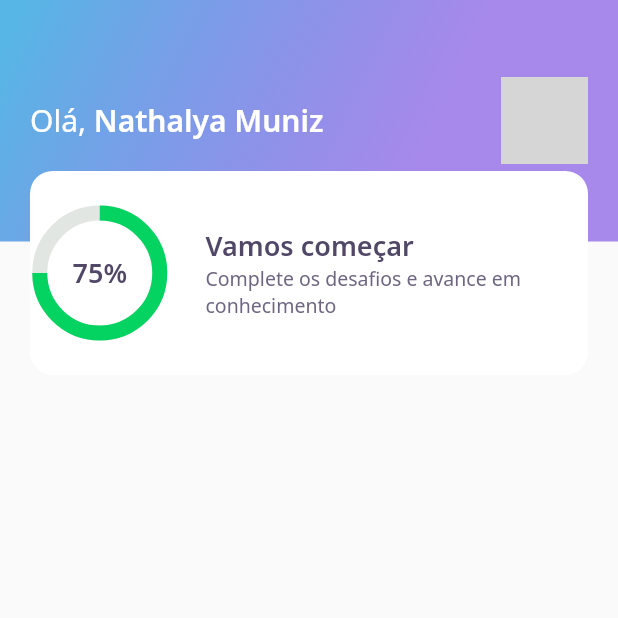
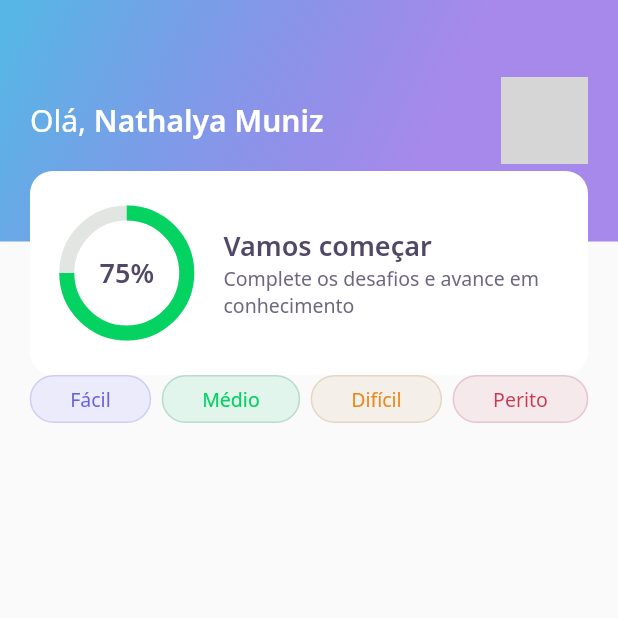
Before and after one commit to nnmuniz/devquiz, a Flutter app: the screen it shows after launch, on a phone screen of 412 x 824 dp, the top half of it. Run offline on Flutter 3.47's test engine with Material 2 defaults, Android fonts, the phone set to English and light mode, and no system bars; our stand-ins replace google_fonts; network calls fail; grey boxes are pictures that could not be loaded.

Commit message:
add all level buttons

```diff
--- a/lib/home/home_page.dart
+++ b/lib/home/home_page.dart
@@ -1,4 +1,5 @@
 import 'package:devquiz/home/widgets/appbar/app_bar_widget.dart';
+import 'package:devquiz/home/widgets/level_button/level_button_widget.dart';
 import 'package:flutter/material.dart';
 
 class HomePage extends StatefulWidget {
@@ -12,7 +13,28 @@
   @override
   Widget build(BuildContext context) {
     return Scaffold(
-      appBar: AppBarWidget(),
-    );
+        appBar: AppBarWidget(),
+        body: Padding(
+          padding: const EdgeInsets.symmetric(
+              horizontal:
+                  19.8), // ajustar o correto é 20 mas está transbordando
+          child: Row(
+            mainAxisAlignment: MainAxisAlignment.spaceBetween,
+            children: [
+              LevelButtonWidget(
+                label: "Fácil",
+              ),
+              LevelButtonWidget(
+                label: "Médio",
+              ),
+              LevelButtonWidget(
+                label: "Difícil",
+              ),
+              LevelButtonWidget(
+                label: "Perito",
+              ),
+            ],
+          ),
+        ));
   }
 }
--- /dev/null
+++ b/lib/home/widgets/level_button/level_button_widget.dart
@@ -0,0 +1,57 @@
+import 'package:devquiz/core/app_colors.dart';
+import 'package:flutter/material.dart';
+import 'package:google_fonts/google_fonts.dart';
+
+class LevelButtonWidget extends StatelessWidget {
+  final String label;
+  LevelButtonWidget({
+    Key? key,
+    required this.label,
+  })   : assert(["Fácil", "Médio", "Difícil", "Perito"].contains(label)),
+        super(key: key);
+
+  final config = {
+    "Fácil": {
+      "color": AppColors.levelButtonFacil,
+      "borderColor": AppColors.levelButtonBorderFacil,
+      "fontColor": AppColors.levelButtonTextFacil,
+    },
+    "Médio": {
+      "color": AppColors.levelButtonMedio,
+      "borderColor": AppColors.levelButtonBorderMedio,
+      "fontColor": AppColors.levelButtonTextMedio,
+    },
+    "Difícil": {
+      "color": AppColors.levelButtonDificil,
+      "borderColor": AppColors.levelButtonBorderDificil,
+      "fontColor": AppColors.levelButtonTextDificil,
+    },
+    "Perito": {
+      "color": AppColors.levelButtonPerito,
+      "borderColor": AppColors.levelButtonBorderPerito,
+      "fontColor": AppColors.levelButtonTextPerito,
+    },
+  };
+
+  Color get color => config[label]!['color']!;
+  Color get borderColor => config[label]!['borderColor']!;
+  Color get fontColor => config[label]!['fontColor']!;
+
+  @override
+  Widget build(BuildContext context) {
+    return Container(
+        decoration: BoxDecoration(
+            color: color,
+            border: Border.fromBorderSide(BorderSide(
+              color: borderColor,
+            )),
+            borderRadius: BorderRadius.circular(28)),
+        child: Padding(
+          padding: const EdgeInsets.symmetric(horizontal: 26, vertical: 6),
+          child: Text(
+            label,
+            style: GoogleFonts.notoSans(color: fontColor, fontSize: 13),
+          ),
+        ));
+  }
+}
--- a/lib/home/widgets/score_card/score_card_widget.dart
+++ b/lib/home/widgets/score_card/score_card_widget.dart
@@ -14,6 +14,8 @@
           height: 136,
           decoration: BoxDecoration(
               color: AppColors.white, borderRadius: BorderRadius.circular(15)),
+          child: Padding(
+            padding: const EdgeInsets.symmetric(horizontal: 24),
             child: Row(
               crossAxisAlignment: CrossAxisAlignment.center,
               children: [
@@ -34,6 +36,7 @@
                   ),
                 ),
               ],
+            ),
           )),
     );
   }
```
Lines whose indentation alone changed are shown as unchanged.
